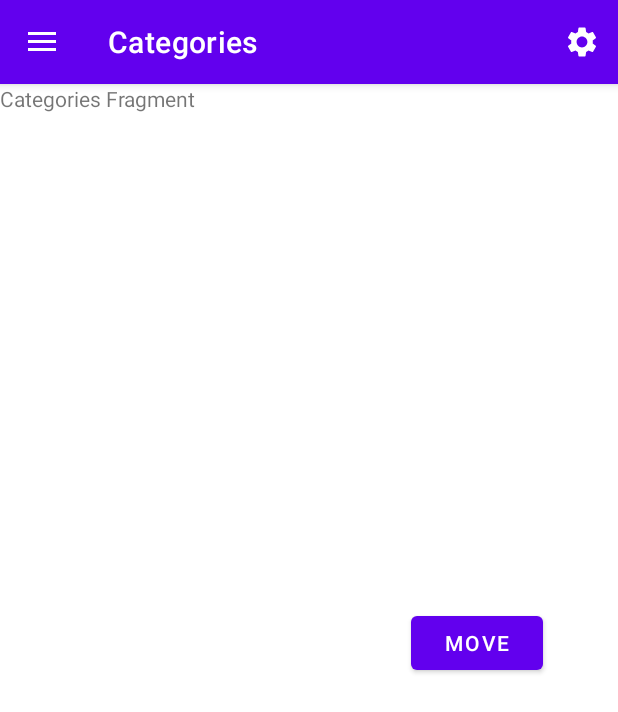
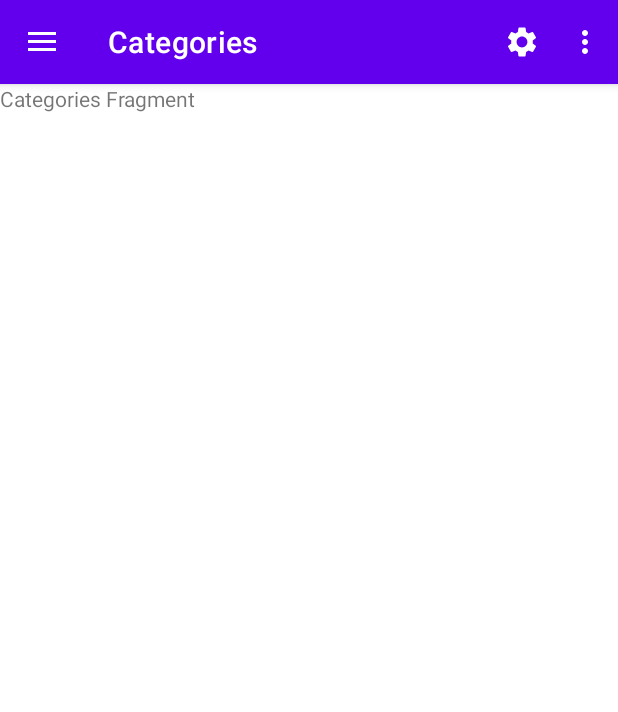
Before and after one commit to timoleonn/BudgetTrackingExpense, an Android app: the screen it shows after launch (MainActivity), in the side drawer, after a tap on "Categories", on a phone screen of 412 x 824 dp. Shown: the top 712 px of the screen. Run offline under Robolectric (Android 15) with nearby library versions, the phone set to English and light mode, and no system bars; our stand-ins replace navigation-ui; libraries missing offline, so code that uses them is left out: com.github.mikephil.charting; 11 statements that could not run were skipped.

Commit message:
Started on Home Fragment Continued working on the navigation, linking stuff together

```diff
--- a/app/build.gradle
+++ b/app/build.gradle
@@ -48,4 +48,5 @@ dependencies {
     testImplementation 'junit:junit:4.+'
     androidTestImplementation 'androidx.test.ext:junit:1.1.2'
     androidTestImplementation 'androidx.test.espresso:espresso-core:3.3.0'
+    implementation 'com.github.PhilJay:MPAndroidChart:v3.1.0'
 }
--- a/app/src/main/java/com/example/budgettrackingexpense/HomeFragment.java
+++ b/app/src/main/java/com/example/budgettrackingexpense/HomeFragment.java
@@ -1,5 +1,6 @@
 package com.example.budgettrackingexpense;
 
+import android.graphics.Color;
 import android.os.Bundle;
 import android.view.LayoutInflater;
 import android.view.View;
@@ -14,10 +15,21 @@ import androidx.lifecycle.ViewModelProvider;
 import androidx.navigation.fragment.NavHostFragment;
 
 import com.example.budgettrackingexpense.R;
+import com.github.mikephil.charting.charts.PieChart;
+import com.github.mikephil.charting.components.XAxis;
+import com.github.mikephil.charting.data.Entry;
+import com.github.mikephil.charting.data.PieData;
+import com.github.mikephil.charting.data.PieDataSet;
+import com.github.mikephil.charting.data.PieEntry;
+import com.github.mikephil.charting.utils.ColorTemplate;
 import com.google.android.material.floatingactionbutton.FloatingActionButton;
 import com.google.android.material.snackbar.Snackbar;
 
+import java.util.ArrayList;
+
 public class HomeFragment extends Fragment {
+
+    PieChart pieChart;
 
     public View onCreateView(@NonNull LayoutInflater inflater,
                              ViewGroup container, Bundle savedInstanceState) {
@@ -43,6 +55,60 @@ public class HomeFragment extends Fragment {
             }
         });
 
+        //  PIE CHART
+        pieChart = root.findViewById(R.id.pieChart);
+
+        //  CREATE CUSTOM COLORS
+        final int[] MY_COLORS = {
+                Color.parseColor("#C62828"),
+                Color.parseColor("#4527A0"),
+                Color.parseColor("#0277BD"),
+                Color.parseColor("#2E7D32"),
+                Color.parseColor("#F9A825"),
+                Color.parseColor("#D84315"),
+                Color.parseColor("#37474F"),
+                Color.parseColor("#AD1457"),
+                Color.parseColor("#6A1B9A"),
+                Color.parseColor("#283593"),
+                Color.parseColor("#1565C0"),
+                Color.parseColor("#00838F"),
+                Color.parseColor("#00695C"),
+                Color.parseColor("#558B2F"),
+                Color.parseColor("#EF6C00"),
+                Color.parseColor("#4E342E"),
+        };
+
+        //  CREATE AN ARRAY LIST OF THE COLORS AND ASSIGN THEM
+        ArrayList<Integer> colors = new ArrayList<>();
+        for (int c: MY_COLORS) colors.add(c);
+
+        //
+        PieDataSet pieDataSet = new PieDataSet(pieChartDataSet(), "");
+        pieDataSet.setColors(colors);
+        pieDataSet.setValueLineColor(R.color.design_default_color_background);
+        pieDataSet.setValueTextSize(18f);
+
+        PieData pieData = new PieData(pieDataSet);
+        pieChart.setData(pieData);
+        pieChart.getDescription().setEnabled(false);
+        pieChart.setCenterText("Spendings");
+        pieChart.getLegend().setEnabled(false);
+        pieChart.animate();
+
         return root;
     }
+
+    //  PIE CHART DATA
+    private ArrayList<PieEntry> pieChartDataSet() {
+        ArrayList<PieEntry> dataSet = new ArrayList<PieEntry>();
+
+        dataSet.add(new PieEntry(10f, "Bills"));
+        dataSet.add(new PieEntry(20f, "Food"));
+        dataSet.add(new PieEntry(30f, "Car"));
+        dataSet.add(new PieEntry(10f, "Food"));
+        dataSet.add(new PieEntry(15f, "Eating out"));
+        dataSet.add(new PieEntry(15f, "Entertainment"));
+
+        return dataSet;
+    }
 }
--- a/app/src/main/java/com/example/budgettrackingexpense/MainActivity.java
+++ b/app/src/main/java/com/example/budgettrackingexpense/MainActivity.java
@@ -1,5 +1,6 @@
 package com.example.budgettrackingexpense;
 
+import android.content.Intent;
 import android.os.Bundle;
 import android.view.MenuItem;
 import android.view.View;
@@ -34,12 +35,23 @@ public class MainActivity extends AppCompatActivity {
         // Passing each menu ID as a set of Ids because each
         // menu should be considered as top level destinations.
         mAppBarConfiguration = new AppBarConfiguration.Builder(
-                R.id.nav_home, R.id.nav_categories)
+                R.id.nav_home, R.id.nav_categories, R.id.nav_my_banks)
                 .setDrawerLayout(drawer)
                 .build();
         NavController navController = Navigation.findNavController(this, R.id.nav_host_fragment);
         NavigationUI.setupActionBarWithNavController(this, navController, mAppBarConfiguration);
         NavigationUI.setupWithNavController(navigationView, navController);
+    }
+
+    public boolean onOptionsItemSelected(MenuItem item) {
+        int id = item.getItemId();
+
+        if (id == R.id.action_settings) {
+            Intent in = new Intent(this, Settings.class);
+            startActivity(in);
+        }
+
+        return super.onOptionsItemSelected(item);
     }
 
     @Override
--- a/app/src/main/res/layout/content_main.xml
+++ b/app/src/main/res/layout/content_main.xml
@@ -18,16 +18,4 @@
         app:layout_constraintTop_toTopOf="parent"
         app:navGraph="@navigation/mobile_navigation" />
 
-    <Button
-        android:id="@+id/button2"
-        android:layout_width="wrap_content"
-        android:layout_height="wrap_content"
-        android:onClick="goToNext"
-        android:text="Move"
-        app:layout_constraintBottom_toBottomOf="parent"
-        app:layout_constraintEnd_toEndOf="@+id/nav_host_fragment"
-        app:layout_constraintHorizontal_bias="0.845"
-        app:layout_constraintStart_toStartOf="parent"
-        app:layout_constraintTop_toTopOf="parent"
-        app:layout_constraintVertical_bias="0.484" />
 </androidx.constraintlayout.widget.ConstraintLayout>
--- a/app/src/main/res/menu/activity_main_drawer.xml
+++ b/app/src/main/res/menu/activity_main_drawer.xml
@@ -7,7 +7,7 @@
     <item
         android:id="@+id/nav_home"
         android:icon="@drawable/ic_baseline_home_24"
-        android:title="Home"/>
+        android:title="Dashboard"/>
     <item
         android:id="@+id/nav_categories"
         android:icon="@drawable/ic_baseline_category_24"
--- a/app/src/main/res/menu/main.xml
+++ b/app/src/main/res/menu/main.xml
@@ -7,4 +7,9 @@
         android:orderInCategory="100"
         android:title="@string/action_settings"
         app:showAsAction="always" />
+    <item
+        android:id="@+id/action_tools"
+        android:orderInCategory="2"
+        android:title="@string/action_tools"
+        app:showAsAction="never" />
 </menu>
--- a/app/src/main/res/navigation/mobile_navigation.xml
+++ b/app/src/main/res/navigation/mobile_navigation.xml
@@ -7,11 +7,16 @@
     <fragment
         android:id="@+id/nav_home"
         android:name="com.example.budgettrackingexpense.HomeFragment"
-        android:label="Home"
+        android:label="Dashboard"
         tools:layout="@layout/fragment_home" />
     <fragment
         android:id="@+id/nav_categories"
         android:name="com.example.budgettrackingexpense.CategoriesFragment"
         android:label="Categories"
         tools:layout="@layout/fragment_categories" />
+    <fragment
+        android:id="@+id/nav_my_banks"
+        android:name="com.example.budgettrackingexpense.MyBanksFragment"
+        android:label="My Banks"
+        tools:layout="@layout/fragment_my_banks" />
 </navigation>
--- a/app/src/main/res/values/strings.xml
+++ b/app/src/main/res/values/strings.xml
@@ -5,7 +5,9 @@
     <string name="nav_header_title">Android Studio</string>
     <string name="nav_header_subtitle">android.studio@android.com</string>
     <string name="nav_header_desc">Navigation header</string>
+
     <string name="action_settings">Settings</string>
+    <string name="action_tools">Tools</string>
 
     <string name="menu_home">Home</string>
     <string name="menu_gallery">Gallery</string>
--- a/build.gradle
+++ b/build.gradle
@@ -17,6 +17,7 @@ allprojects {
     repositories {
         google()
         jcenter()
+        maven { url 'https://jitpack.io' }
     }
 }
 
```
Also changed, not shown: app/src/main/java/com/example/budgettrackingexpense/GalleryFragment.java (deleted, +0 -25 lines), app/src/main/java/com/example/budgettrackingexpense/MyBanksFragment.java (added, +64 -0 lines), app/src/main/java/com/example/budgettrackingexpense/SlideshowFragment.java (deleted, +0 -25 lines), app/src/main/res/layout/fragment_gallery.xml (deleted, +0 -22 lines), app/src/main/res/layout/fragment_home.xml (+26 -13 lines), app/src/main/res/layout/fragment_my_banks.xml (added, +14 -0 lines), app/src/main/res/layout/fragment_slideshow.xml (deleted, +0 -22 lines), app/src/main/res/navigation/nav_graph.xml (+1 -24 lines).
